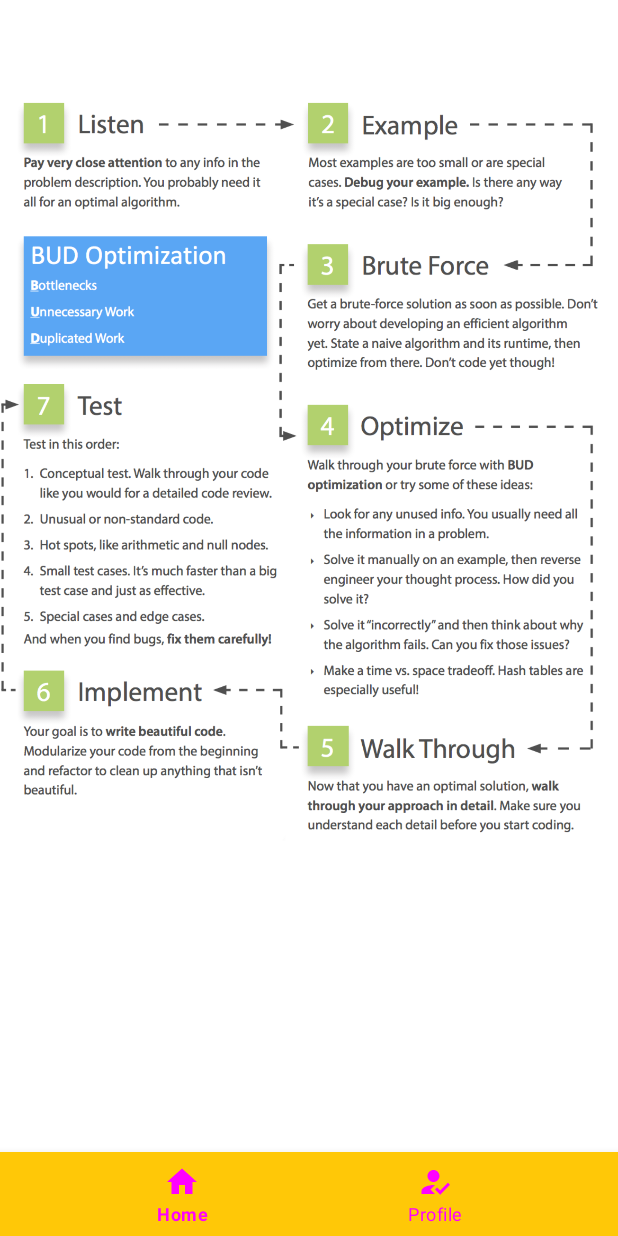
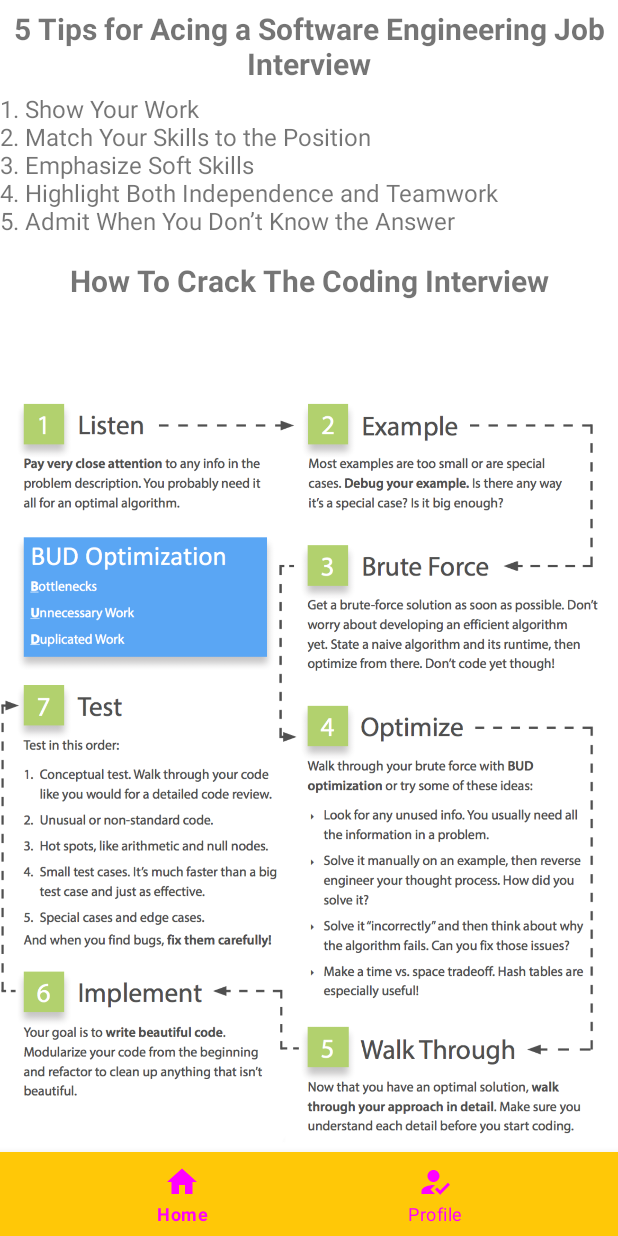
Before and after one commit to 1itachi/crack-it-up, an Android app: the InterviewTips screen opened directly, with no data from a screen before it, on a phone screen of 412 x 824 dp. Run offline under Robolectric (Android 15) with nearby library versions, the phone set to English and light mode, and no system bars.

Commit message:
Made improvements to interview and resume tips screens (#84)
Co-authored-by: musembik <77795930+musembik@users.noreply.github.com>

```diff
--- a/app/src/main/res/layout/activity_interview_tips.xml
+++ b/app/src/main/res/layout/activity_interview_tips.xml
@@ -22,8 +22,49 @@
           app:layout_constraintEnd_toEndOf="parent"
           app:layout_constraintHorizontal_bias="0.507"
           app:layout_constraintStart_toStartOf="parent"
-          app:layout_constraintTop_toTopOf="parent"
+          app:layout_constraintTop_toBottomOf="@id/crackCodingInterviewTextView"
           app:srcCompat="@drawable/interviewtips" />
+
+      <TextView
+          android:id="@+id/interviewTipsHeadingTextView"
+          android:layout_width="0dp"
+          android:layout_height="wrap_content"
+          android:layout_marginTop="5dp"
+          android:text="5 Tips for Acing a Software Engineering Job Interview"
+          android:textAlignment="center"
+          android:textStyle="bold"
+          android:textSize="20sp"
+          app:layout_constraintEnd_toEndOf="parent"
+          app:layout_constraintHorizontal_bias="0.0"
+          app:layout_constraintStart_toStartOf="parent"
+          app:layout_constraintTop_toTopOf="parent" />
+
+      <TextView
+          android:id="@+id/interviewTipsTextView"
+          android:layout_width="0dp"
+          android:layout_height="wrap_content"
+          android:layout_marginTop="5dp"
+          android:text="1. Show Your Work\n2. Match Your Skills to the Position
+\n3. Emphasize Soft Skills\n4. Highlight Both Independence and Teamwork\n5. Admit When You Don’t Know the Answer"
+          android:textSize="16sp"
+          app:layout_constraintEnd_toEndOf="parent"
+          app:layout_constraintHorizontal_bias="0.0"
+          app:layout_constraintStart_toStartOf="parent"
+          app:layout_constraintTop_toBottomOf="@id/interviewTipsHeadingTextView" />
+
+      <TextView
+          android:id="@+id/crackCodingInterviewTextView"
+          android:layout_width="0dp"
+          android:layout_height="wrap_content"
+          android:layout_marginTop="15dp"
+          android:text="How To Crack The Coding Interview"
+          android:textAlignment="center"
+          android:textStyle="bold"
+          android:textSize="20sp"
+          app:layout_constraintEnd_toEndOf="parent"
+          app:layout_constraintHorizontal_bias="0.0"
+          app:layout_constraintStart_toStartOf="parent"
+          app:layout_constraintTop_toBottomOf="@id/interviewTipsTextView" />
 
     </androidx.constraintlayout.widget.ConstraintLayout>
 
```
Also changed, not shown: app/src/main/res/layout/activity_resume_tips.xml (+27 -1 lines).
